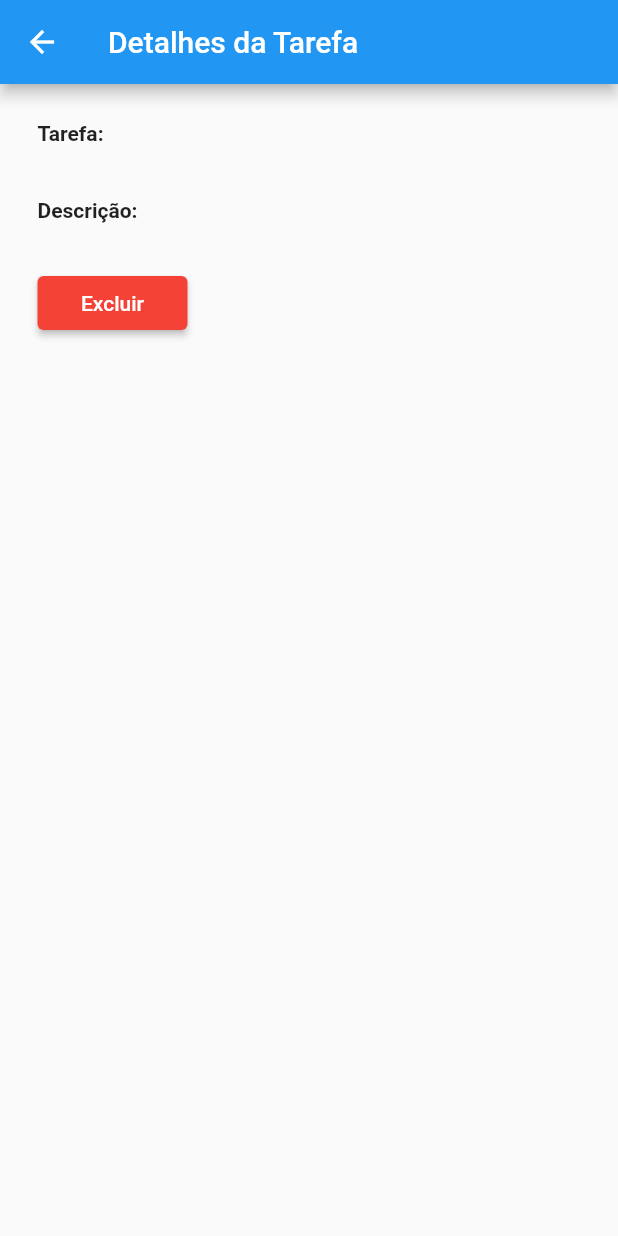
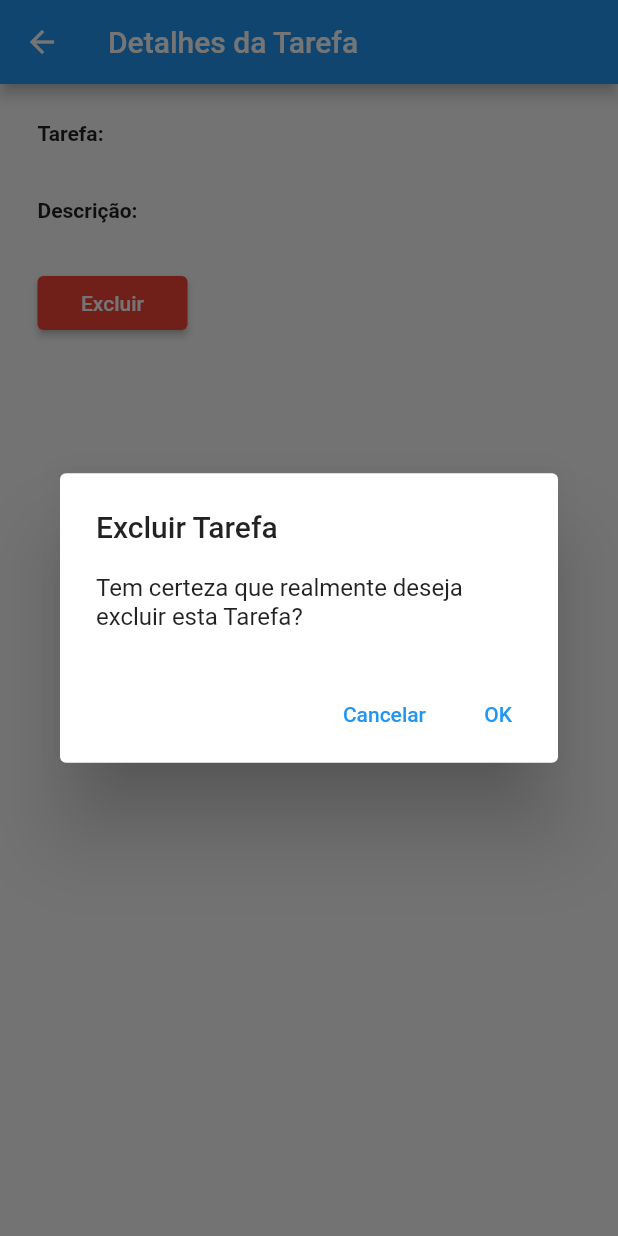
Before and after one commit to AndreyCordeiro/lista_tarefas, a Flutter app: the InfoTarefaPage screen opened directly with empty values, after a tap on "Excluir", on a phone screen of 412 x 824 dp. Run offline on Flutter 3.47's test engine with Material 2 defaults, Android fonts, the phone set to English and light mode, and no system bars; our stand-ins replace sqflite; accounts and stored records are empty.

Commit message:
Adicionado AlertDialog para confirmação da exclusão da Tarefa

```diff
--- a/lib/tarefas/componentes/elevated-button-excluir.dart
+++ b/lib/tarefas/componentes/elevated-button-excluir.dart
@@ -16,9 +16,27 @@ class BotaoExcluir extends StatelessWidget {
         SizedBox(
           width: 100,
           child: ElevatedButton(
-            onPressed: () {
-              _excluir(tarefa!.nome, tarefa!.descricao);
-            },
+            onPressed: () => showDialog<String>(
+              context: context,
+              builder: (BuildContext context) => AlertDialog(
+                title: const Text('Excluir Tarefa'),
+                content: const Text(
+                    'Tem certeza que realmente deseja excluir esta Tarefa?'),
+                actions: <Widget>[
+                  TextButton(
+                    onPressed: () => Navigator.pop(context, 'Cancelar'),
+                    child: const Text('Cancelar'),
+                  ),
+                  TextButton(
+                    onPressed: () {
+                      _excluir(tarefa!.nome, tarefa!.descricao);
+                      Navigator.pop(context, 'OK');
+                    },
+                    child: const Text('OK'),
+                  ),
+                ],
+              ),
+            ),
             style: ElevatedButton.styleFrom(primary: Colors.red),
             child: const Text("Excluir"),
           ),
```
